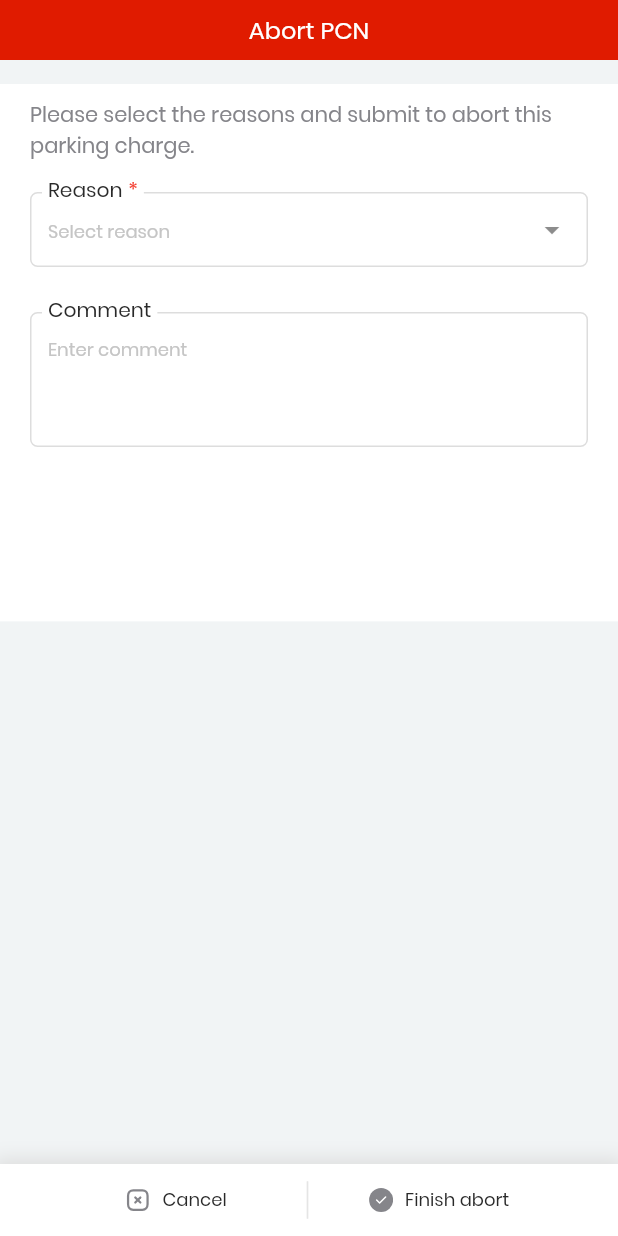
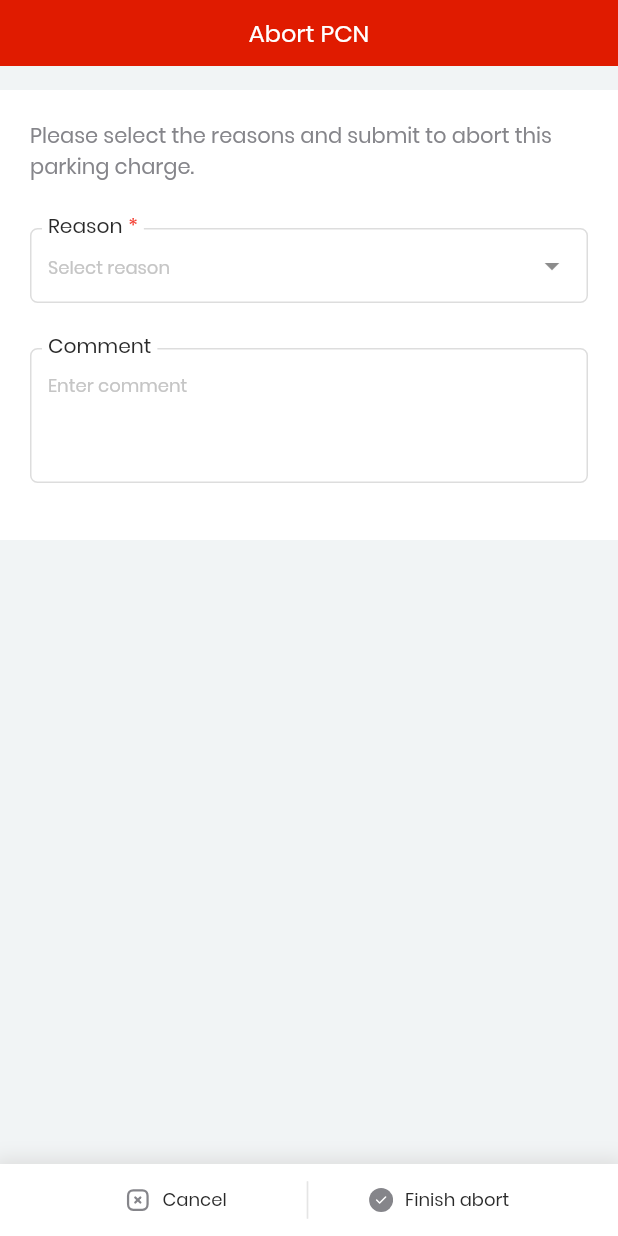
Before and after one commit to Bang-ukpc/refactor-iTicket, a Flutter app: the AbortScreen screen opened directly with empty values, on a phone screen of 412 x 824 dp. Run offline on Flutter 3.47's test engine with Material 2 defaults, Android fonts, the light colour scheme and no system bars; drawn by our look-alikes of dropdown_search; our stand-ins replace cached_network_image, camera, carousel_slider, connectivity_plus, dio, flutter_blue_plus and 11 more; missing offline and left inert: aad_oauth, anyline_plugin, esc_pos_utils, flutter_background_service, flutter_background_service_android, flutter_polyline_points and 1 more; accounts and stored records are empty; network calls fail; project files that could hold a hidden picture were left out.

Commit message:
WRDN-187 [Abort] Fix padding

```diff
--- a/lib/common/card_item.dart
+++ b/lib/common/card_item.dart
@@ -36,7 +36,7 @@ class CardItem extends StatelessWidget {
       },
       child: Container(
         padding: const EdgeInsets.all(16),
-        decoration: BoxDecoration(color: ColorTheme.white),
+        decoration: const BoxDecoration(color: ColorTheme.white),
         margin: const EdgeInsets.only(bottom: 8),
         child: Row(
           mainAxisAlignment: MainAxisAlignment.spaceBetween,
@@ -46,7 +46,9 @@ class CardItem extends StatelessWidget {
               children: [
                 Text(
                   vehicleInfo.Plate.toUpperCase(),
-                  style: CustomTextStyle.h4,
+                  style: CustomTextStyle.h4.copyWith(
+                    fontWeight: FontWeight.w600,
+                  ),
                 ),
                 const SizedBox(
                   height: 4,
--- a/lib/screens/abort-screen/abort_screen.dart
+++ b/lib/screens/abort-screen/abort_screen.dart
@@ -188,7 +188,7 @@ class _AbortScreenState extends State<AbortScreen> {
                 Container(
                   width: double.infinity,
                   color: ColorTheme.danger,
-                  padding: const EdgeInsets.all(8),
+                  padding: const EdgeInsets.all(10),
                   child: Center(
                       child: Text(
                     "Abort PCN",
@@ -199,11 +199,11 @@ class _AbortScreenState extends State<AbortScreen> {
                   color: ColorTheme.white,
                   width: double.infinity,
                   margin: const EdgeInsets.only(top: 16),
-                  height: heightScreen / 2.3,
+                  height: 300,
                   child: Padding(
                     padding: const EdgeInsets.symmetric(
                       horizontal: 20,
-                      vertical: 10,
+                      vertical: 20,
                     ),
                     child: Column(
                       crossAxisAlignment: CrossAxisAlignment.start,
@@ -220,7 +220,7 @@ class _AbortScreenState extends State<AbortScreen> {
                                 child: Column(
                                   children: [
                                     const SizedBox(
-                                      height: 20,
+                                      height: 30,
                                     ),
                                     SizedBox(
                                       child: DropdownSearch<CancellationReason>(
--- a/lib/widgets/app_bar.dart
+++ b/lib/widgets/app_bar.dart
@@ -50,7 +50,7 @@ class MyAppBar extends StatelessWidget implements PreferredSizeWidget {
               ),
             Text(
               title,
-              style: CustomTextStyle.h4.copyWith(fontWeight: FontWeight.w500),
+              style: CustomTextStyle.h4.copyWith(fontWeight: FontWeight.w600),
             ),
           ],
         ),
```
Also changed, not shown: lib/screens/connecting-status/background_service_config.dart (+4 -4 lines).
